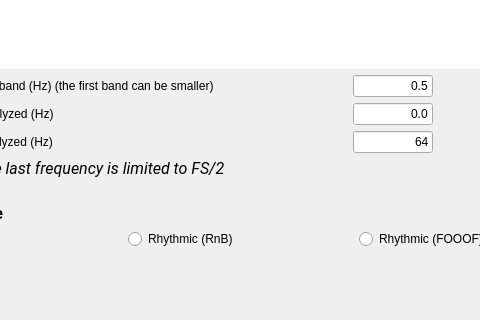
Before: the Qt Designer form tools/CEAMSTools/PowerSpectralAnalysis/SpectralSettings/Ui_SpectralSettings.ui in SnoozToolbox/snooz-package-ceams, drawn with Qt 5; both pictures show x 114 to 594 and y 455 to 775 of the 1139 by 775 pixel window.
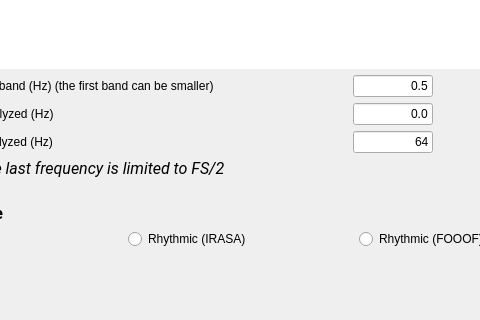
After: the same form once the commit is applied.

What changed in the file:
```diff
--- a/tools/CEAMSTools/PowerSpectralAnalysis/SpectralSettings/Ui_SpectralSettings.ui
+++ b/tools/CEAMSTools/PowerSpectralAnalysis/SpectralSettings/Ui_SpectralSettings.ui
@@ -519,7 +519,7 @@
           </size>
          </property>
          <property name="text">
-          <string>Rhythmic (RnB)</string>
+          <string>Rhythmic (IRASA)</string>
          </property>
         </widget>
        </item>
```
